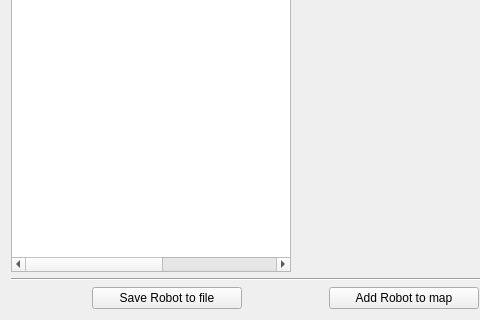
Qt form stdr_gui/ui/robotCreator.ui (stdr-simulator-ros-pkg/stdr_simulator) before a commit; both pictures show x 0 to 480 and y 244 to 564 of the 808 by 564 pixel window.
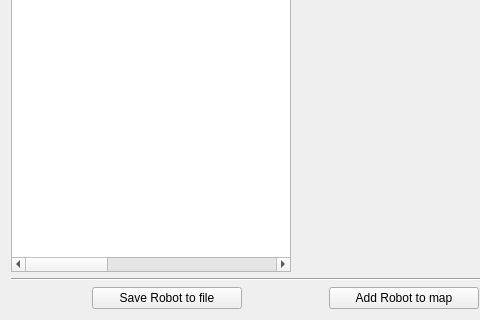
The same form after that commit.

Patch:
```diff
--- a/stdr_gui/ui/robotCreator.ui
+++ b/stdr_gui/ui/robotCreator.ui
@@ -32,6 +32,9 @@
            <height>16777210</height>
           </size>
          </property>
+         <property name="columnCount">
+          <number>5</number>
+         </property>
          <attribute name="headerDefaultSectionSize">
           <number>170</number>
          </attribute>
@@ -47,7 +50,17 @@
          </column>
          <column>
           <property name="text">
-           <string>+/-</string>
+           <string> </string>
+          </property>
+         </column>
+         <column>
+          <property name="text">
+           <string notr="true"> </string>
+          </property>
+         </column>
+         <column>
+          <property name="text">
+           <string notr="true"> </string>
           </property>
          </column>
         </widget>
```
